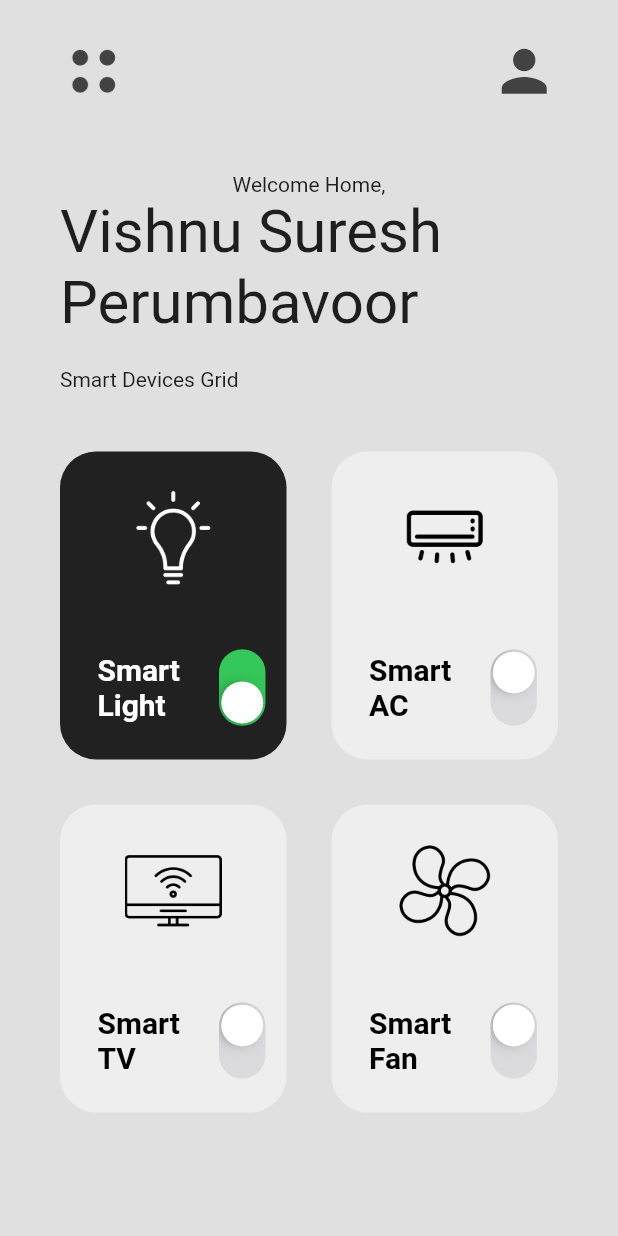
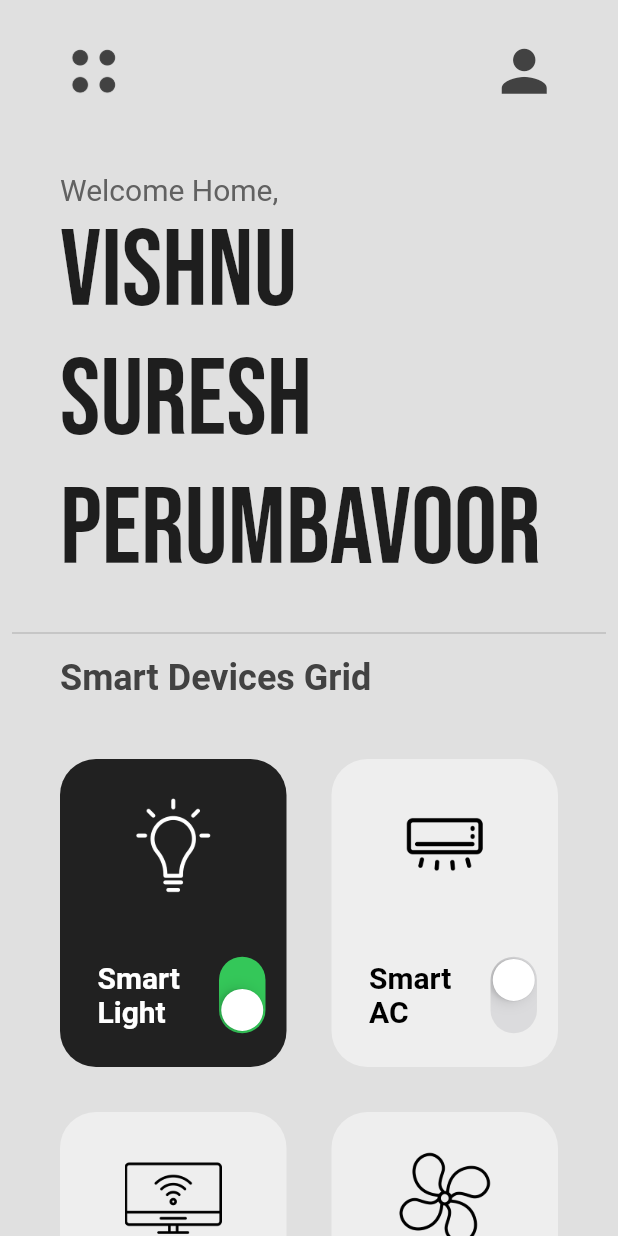
Before and after one commit to vishnusureshperumbavoor/home_automation_flutter, a Flutter app: the screen it shows after launch, on a phone screen of 412 x 824 dp. Run offline on Flutter 3.47's test engine with Material 2 defaults, Android fonts, the phone set to English and light mode, and no system bars; our stand-ins replace google_fonts.

Commit message:
project complete

```diff
--- a/lib/pages/home_page.dart
+++ b/lib/pages/home_page.dart
@@ -1,5 +1,6 @@
 import 'package:flutter/material.dart';
 import 'package:home_automation/util/smart_device_box.dart';
+import 'package:google_fonts/google_fonts.dart';
 
 class HomePage extends StatefulWidget {
   const HomePage({super.key});
@@ -58,24 +59,50 @@ class _HomePageState extends State<HomePage> {
               // welcome home message
               Padding(
                 padding: EdgeInsets.symmetric(horizontal: horizontalPadding),
-                child: const Column(
+                child: Column(
+                  crossAxisAlignment: CrossAxisAlignment.start,
                   children: [
-                    Text("Welcome Home,"),
-                    Text("Vishnu Suresh Perumbavoor",
-                        style: TextStyle(fontSize: 40)),
+                    Text("Welcome Home,",
+                        style: TextStyle(
+                          fontSize: 20,
+                          color: Colors.grey[700],
+                        )),
+                    Text(
+                      "Vishnu Suresh Perumbavoor",
+                      style: GoogleFonts.bebasNeue(
+                        fontSize: 72,
+                      ),
+                    ),
                   ],
                 ),
               ),
 
-              const SizedBox(height: 20),
+              // space between diver and username
+              const SizedBox(height: 10),
+
+              // divider
+              Padding(
+                padding: const EdgeInsets.all(8.0),
+                child: Divider(
+                  color: Colors.grey[400],
+                  thickness: 1,
+                ),
+              ),
               // smart devices + grid
               Padding(
                 padding: EdgeInsets.symmetric(horizontal: horizontalPadding),
-                child: const Text("Smart Devices Grid"),
+                child: Text("Smart Devices Grid",
+                    style: TextStyle(
+                      fontWeight: FontWeight.bold,
+                      fontSize: 24,
+                      color: Colors.grey[800],
+                    )),
               ),
               Expanded(
                 child: GridView.builder(
                   itemCount: mySmartDevices.length,
+                  // uncomment to make it not scrollable
+                  // physics: const NeverScrollableScrollPhysics(),
                   padding: const EdgeInsets.all(25),
                   gridDelegate: const SliverGridDelegateWithFixedCrossAxisCount(
                     crossAxisCount: 2,
--- a/pubspec.yaml
+++ b/pubspec.yaml
@@ -35,6 +35,7 @@ dependencies:
   # The following adds the Cupertino Icons font to your application.
   # Use with the CupertinoIcons class for iOS style icons.
   cupertino_icons: ^1.0.2
+  google_fonts: ^5.1.0
 
 dev_dependencies:
   flutter_test:
```
Also changed, not shown: pubspec.lock, 1 other file.
